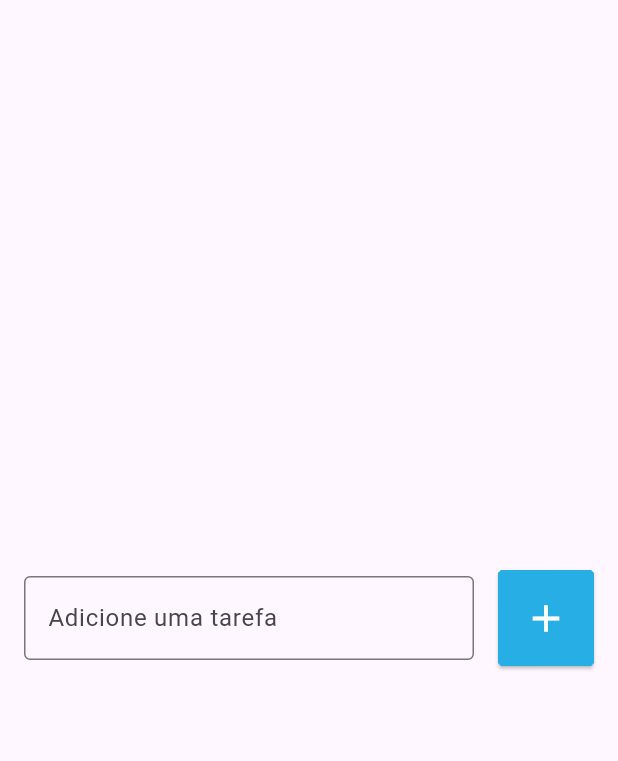
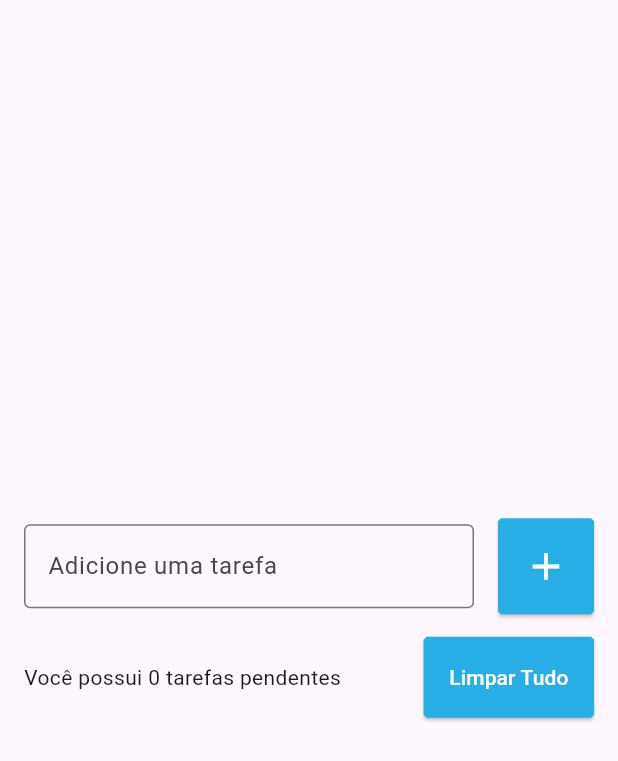
Before and after one commit to gabnugosi/todo_list, a Flutter app: the screen it shows after launch, on a phone screen of 412 x 824 dp. Shown: the top 761 px of the screen. Run offline on Flutter 3.47's test engine with Material 3 defaults, Android fonts, the phone set to English and light mode, and no system bars.

Commit message:
Aula 93 adição da nova row com botão de limpar tudo e textfield informando qtd de tarefas

```diff
--- a/lib/pages/todo_list_pages.dart
+++ b/lib/pages/todo_list_pages.dart
@@ -13,7 +13,10 @@ class TodoListPage extends StatelessWidget {
       body: Center(
         child: Padding(
           padding: const EdgeInsets.symmetric(horizontal: 16),
-          child: Row(
+          child: Column(
+            mainAxisSize: MainAxisSize.min,
+            children: [
+              Row(
                 children: [
                   const Expanded(
                     child: TextField(
@@ -24,6 +27,7 @@ class TodoListPage extends StatelessWidget {
                       ),
                     ),
                   ),
+                  //Sizedbox para o espaço entre o campo de texto e o botão da row
                   const SizedBox(
                     width: 16,
                   ),
@@ -40,6 +44,37 @@ class TodoListPage extends StatelessWidget {
                       ),
                     ),
                     child: const Icon(Icons.add, size: 30),
+                  ),
+                ],
+              ),
+              //SizedBox para espaçar as linhas
+              const SizedBox(
+                height: 15,
+              ),
+              Row(
+                children: [
+                  const Expanded(
+                    child: Text('Você possui 0 tarefas pendentes'),
+                  ),
+                  //Sizedbox para o espaço entre o campo de texto e o botão da row
+                  const SizedBox(
+                    width: 16,
+                  ),
+                  ElevatedButton(
+                    onPressed: () {},
+                    style: ElevatedButton.styleFrom(
+                      backgroundColor: const Color.fromARGB(255, 39, 174, 228),
+                      foregroundColor: Colors.white,
+                      padding: const EdgeInsets.all(17),
+                      shape: const BeveledRectangleBorder(
+                        borderRadius: BorderRadius.all(
+                          Radius.circular(2),
+                        ),
+                      ),
+                    ),
+                    child: const Text('Limpar Tudo'),
+                  ),
+                ],
               ),
             ],
           ),
```
Lines whose indentation alone changed are shown as unchanged.
